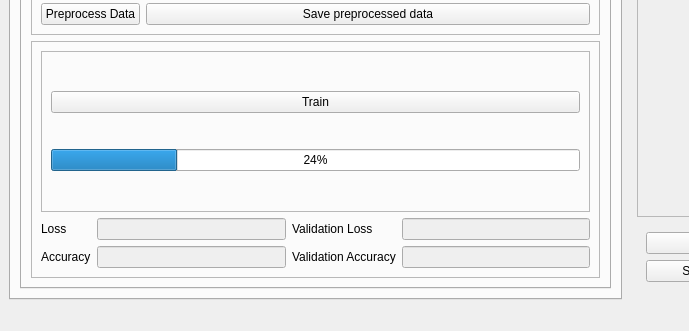
xlukas10/anubis, file anubis.ui: the form before one commit; both pictures show x 0 to 689 and y 356 to 687 of the 1249 by 687 pixel window.
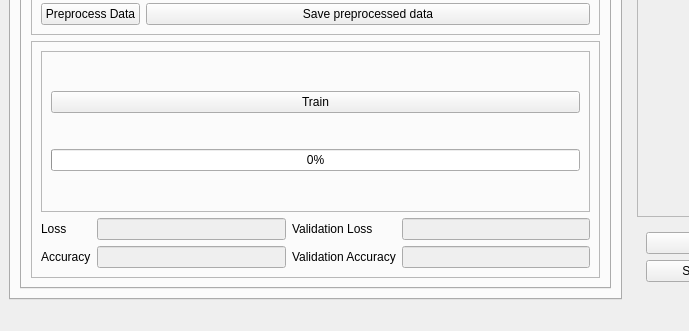
The form after the commit. Icons and pictures are not drawn.

Commit message: Changed default progress bar value

Patch:
```diff
--- a/anubis.ui
+++ b/anubis.ui
@@ -554,7 +554,7 @@
                   <item row="2" column="0">
                    <widget class="QProgressBar" name="progress_bar_train">
                     <property name="value">
-                     <number>24</number>
+                     <number>0</number>
                     </property>
                    </widget>
                   </item>
```
